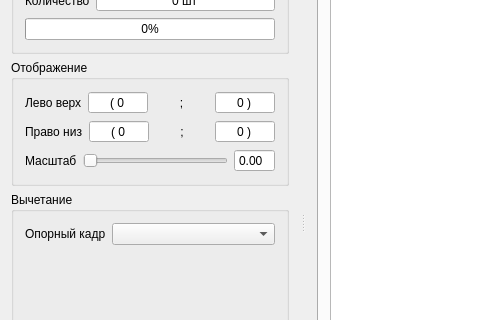
Before: the Qt Designer form mainwindow.ui in gurmaaan/SharpnessSort, drawn with Qt 5; both pictures show x 0 to 480 and y 174 to 494 of the 1013 by 778 pixel window.
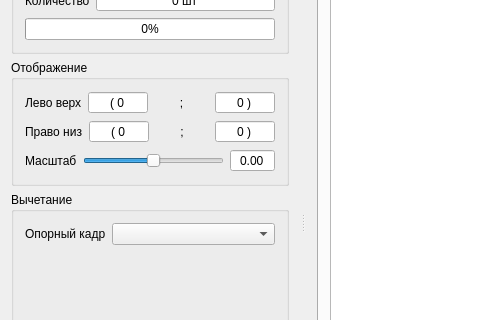
After: the same form once the commit is applied. Icons and pictures are not drawn.

```diff
--- a/mainwindow.ui
+++ b/mainwindow.ui
@@ -448,6 +448,12 @@
           </item>
           <item>
            <widget class="QSlider" name="scale_sldr">
+            <property name="minimum">
+             <number>-100</number>
+            </property>
+            <property name="maximum">
+             <number>100</number>
+            </property>
             <property name="orientation">
              <enum>Qt::Horizontal</enum>
             </property>
@@ -455,12 +461,21 @@
           </item>
           <item>
            <widget class="QDoubleSpinBox" name="scale_sb">
+            <property name="alignment">
+             <set>Qt::AlignCenter</set>
+            </property>
             <property name="readOnly">
              <bool>true</bool>
             </property>
             <property name="buttonSymbols">
              <enum>QAbstractSpinBox::NoButtons</enum>
             </property>
+            <property name="minimum">
+             <double>-10.000000000000000</double>
+            </property>
+            <property name="maximum">
+             <double>10.000000000000000</double>
+            </property>
            </widget>
           </item>
          </layout>
```
